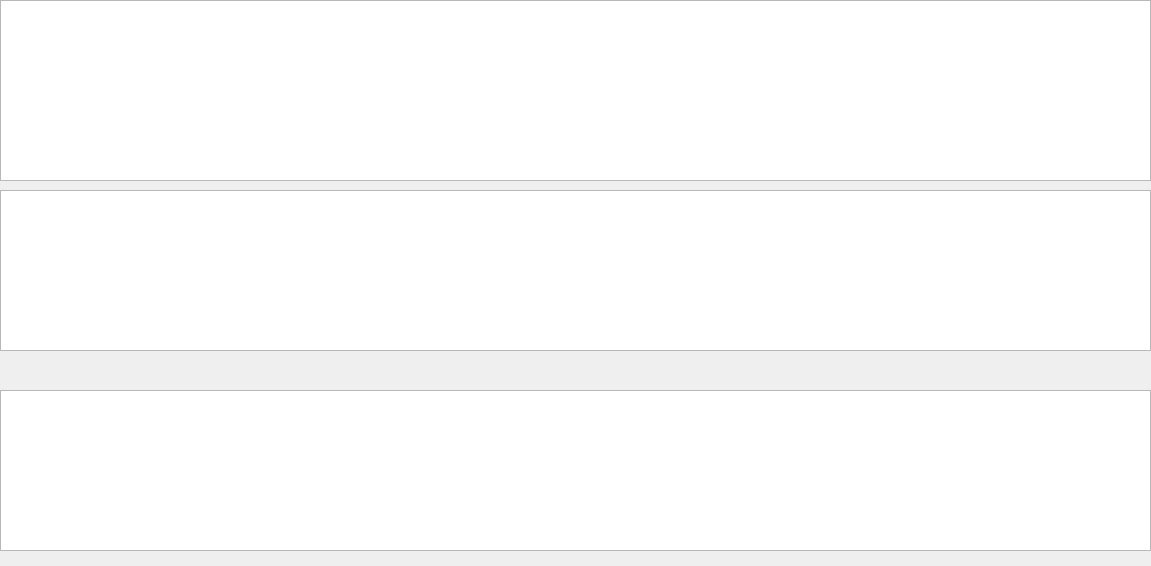
This is CDAA/gestionnaireContact/mainwindow.ui in LaTortueQuiParl/L3Info as Qt 5 draws it before an edit. The edited form follows.
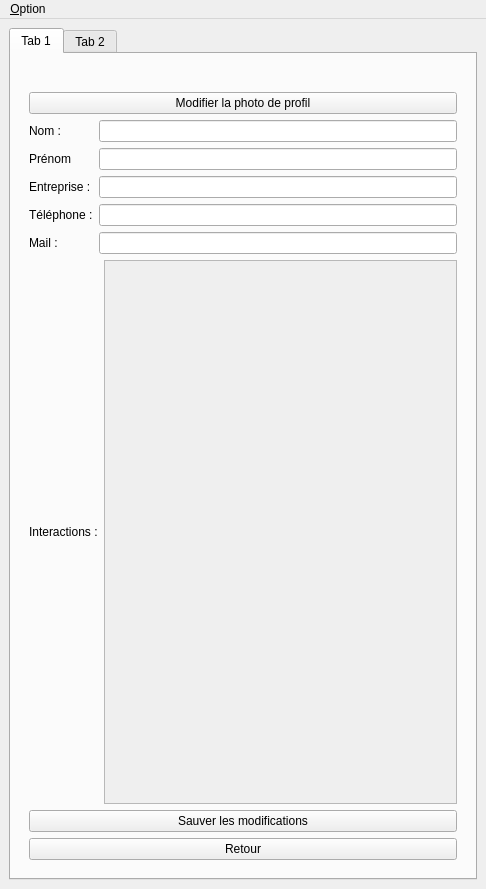
This is the edited form. The open tabs and pages were chosen to show the change. Icons and pictures are not drawn.

```diff
--- a/CDAA/gestionnaireContact/mainwindow.ui
+++ b/CDAA/gestionnaireContact/mainwindow.ui
@@ -9,50 +9,256 @@
    <rect>
     <x>0</x>
     <y>0</y>
-    <width>1151</width>
-    <height>566</height>
+    <width>486</width>
+    <height>889</height>
    </rect>
   </property>
   <property name="windowTitle">
    <string>MainWindow</string>
   </property>
   <widget class="QWidget" name="centralwidget">
-   <widget class="QTableView" name="tableViewContact">
-    <property name="enabled">
-     <bool>true</bool>
+   <layout class="QVBoxLayout" name="verticalLayout_4">
+    <item>
+     <widget class="QTabWidget" name="InteractionWidget">
+      <property name="currentIndex">
+       <number>1</number>
+      </property>
+      <widget class="QWidget" name="contactAffichageTab">
+       <attribute name="title">
+        <string>Tab 1</string>
+       </attribute>
+       <layout class="QGridLayout" name="gridLayout_2">
+        <item row="0" column="0">
+         <widget class="QStackedWidget" name="stackedWidget">
+          <property name="currentIndex">
+           <number>0</number>
+          </property>
+          <widget class="QWidget" name="affichContactWidget">
+           <layout class="QVBoxLayout" name="verticalLayout">
+            <item>
+             <layout class="QHBoxLayout" name="horizontalLayout">
+              <item>
+               <widget class="QLineEdit" name="contactSearchBar"/>
+              </item>
+              <item>
+               <widget class="QComboBox" name="comboBox">
+                <item>
+                 <property name="text">
+                  <string>Nom</string>
+                 </property>
+                </item>
+                <item>
+                 <property name="text">
+                  <string>Prénom</string>
+                 </property>
+                </item>
+                <item>
+                 <property name="text">
+                  <string>Entreprise</string>
+                 </property>
+                </item>
+               </widget>
+              </item>
+              <item>
+               <widget class="QPushButton" name="searchButton">
+                <property name="text">
+                 <string>Chercher</string>
+                </property>
+               </widget>
+              </item>
+             </layout>
+            </item>
+            <item>
+             <widget class="QListWidget" name="contactListWidget"/>
+            </item>
+            <item>
+             <layout class="QHBoxLayout" name="horizontalLayout_4">
+              <item>
+               <widget class="QPushButton" name="ajoutContactButton">
+                <property name="text">
+                 <string>Ajouter</string>
+                </property>
+               </widget>
+              </item>
+              <item>
+               <widget class="QPushButton" name="suppContactButton">
+                <property name="enabled">
+                 <bool>false</bool>
+                </property>
+                <property name="text">
+                 <string>Supprimer</string>
+                </property>
+               </widget>
+              </item>
+             </layout>
+            </item>
+           </layout>
+          </widget>
+          <widget class="QWidget" name="infosContactWidget">
+           <layout class="QVBoxLayout" name="verticalLayout_2">
+            <item>
+             <widget class="QLabel" name="PPLabel">
+              <property name="text">
+               <string/>
+              </property>
+              <property name="pixmap">
+               <pixmap>../../../../Programmes/gestionnaireContact/Images/PPDefault.jpg</pixmap>
+              </property>
+              <property name="alignment">
+               <set>Qt::AlignCenter</set>
+              </property>
+             </widget>
+            </item>
+            <item>
+             <widget class="QPushButton" name="modifPPButton">
+              <property name="text">
+               <string>Modifier la photo de profil</string>
+              </property>
+             </widget>
+            </item>
+            <item>
+             <layout class="QFormLayout" name="formLayout">
+              <item row="0" column="0">
+               <widget class="QLabel" name="nomLabel">
+                <property name="text">
+                 <string>Nom :</string>
+                </property>
+               </widget>
+              </item>
+              <item row="0" column="1">
+               <widget class="QLineEdit" name="nomLineEdit"/>
+              </item>
+              <item row="1" column="0">
+               <widget class="QLabel" name="prNomLabel">
+                <property name="text">
+                 <string>Prénom</string>
+                </property>
+               </widget>
+              </item>
+              <item row="1" column="1">
+               <widget class="QLineEdit" name="prNomLineEdit"/>
+              </item>
+              <item row="2" column="0">
+               <widget class="QLabel" name="entrepriseLabel">
+                <property name="text">
+                 <string>Entreprise :</string>
+                </property>
+               </widget>
+              </item>
+              <item row="2" column="1">
+               <widget class="QLineEdit" name="entrepriseLineEdit"/>
+              </item>
+              <item row="3" column="0">
+               <widget class="QLabel" name="tLPhoneLabel">
+                <property name="text">
+                 <string>Téléphone :</string>
+                </property>
+               </widget>
+              </item>
+              <item row="3" column="1">
+               <widget class="QLineEdit" name="tLPhoneLineEdit"/>
+              </item>
+              <item row="4" column="0">
+               <widget class="QLabel" name="mailLabel">
+                <property name="text">
+                 <string>Mail :</string>
+                </property>
+               </widget>
+              </item>
+              <item row="4" column="1">
+               <widget class="QLineEdit" name="mailLineEdit"/>
+              </item>
+             </layout>
+            </item>
+            <item>
+             <layout class="QHBoxLayout" name="horizontalLayout_2">
+              <item>
+               <widget class="QLabel" name="label_2">
+                <property name="text">
+                 <string>Interactions :</string>
+                </property>
+               </widget>
+              </item>
+              <item>
+               <widget class="QListWidget" name="InteractionContactListWidget">
+                <property name="enabled">
+                 <bool>false</bool>
+                </property>
+               </widget>
+              </item>
+             </layout>
+            </item>
+            <item>
+             <widget class="QPushButton" name="saveModifContactButton">
+              <property name="enabled">
+               <bool>true</bool>
+              </property>
+              <property name="text">
+               <string>Sauver les modifications</string>
+              </property>
+             </widget>
+            </item>
+            <item>
+             <widget class="QPushButton" name="retourContactButton">
+              <property name="text">
+               <string>Retour</string>
+              </property>
+             </widget>
+            </item>
+           </layout>
+          </widget>
+         </widget>
+        </item>
+       </layout>
+      </widget>
+      <widget class="QWidget" name="interactionAffichageTab">
+       <attribute name="title">
+        <string>Tab 2</string>
+       </attribute>
+       <layout class="QVBoxLayout" name="verticalLayout_3">
+        <item>
+         <widget class="QListWidget" name="InteractionListWidget"/>
+        </item>
+        <item>
+         <layout class="QHBoxLayout" name="horizontalLayout_6">
+          <item>
+           <widget class="QPushButton" name="ajoutInteractionButton">
+            <property name="text">
+             <string>Ajouter</string>
+            </property>
+           </widget>
+          </item>
+          <item>
+           <widget class="QPushButton" name="suppInterractionButton">
+            <property name="text">
+             <string>Supprimer</string>
+            </property>
+           </widget>
+          </item>
+         </layout>
+        </item>
+       </layout>
+      </widget>
+     </widget>
+    </item>
+   </layout>
+  </widget>
+  <widget class="QMenuBar" name="menuBar">
+   <property name="geometry">
+    <rect>
+     <x>0</x>
+     <y>0</y>
+     <width>486</width>
+     <height>25</height>
+    </rect>
+   </property>
+   <widget class="QMenu" name="menu_Option">
+    <property name="title">
+     <string>&amp;Option</string>
     </property>
-    <property name="geometry">
-     <rect>
-      <x>0</x>
-      <y>0</y>
-      <width>1151</width>
-      <height>181</height>
-     </rect>
-    </property>
-    <attribute name="horizontalHeaderCascadingSectionResizes">
-     <bool>false</bool>
-    </attribute>
+    <addaction name="action_Quitter"/>
    </widget>
-   <widget class="QTableView" name="tableViewInteraction">
-    <property name="geometry">
-     <rect>
-      <x>0</x>
-      <y>190</y>
-      <width>1151</width>
-      <height>161</height>
-     </rect>
-    </property>
-   </widget>
-   <widget class="QTableView" name="tableViewTodo">
-    <property name="geometry">
-     <rect>
-      <x>0</x>
-      <y>390</y>
-      <width>1151</width>
-      <height>161</height>
-     </rect>
-    </property>
-   </widget>
+   <addaction name="menu_Option"/>
   </widget>
  </widget>
  <resources/>
```
Left out of the diff: 5 changed lines with no effect on the pictures.
